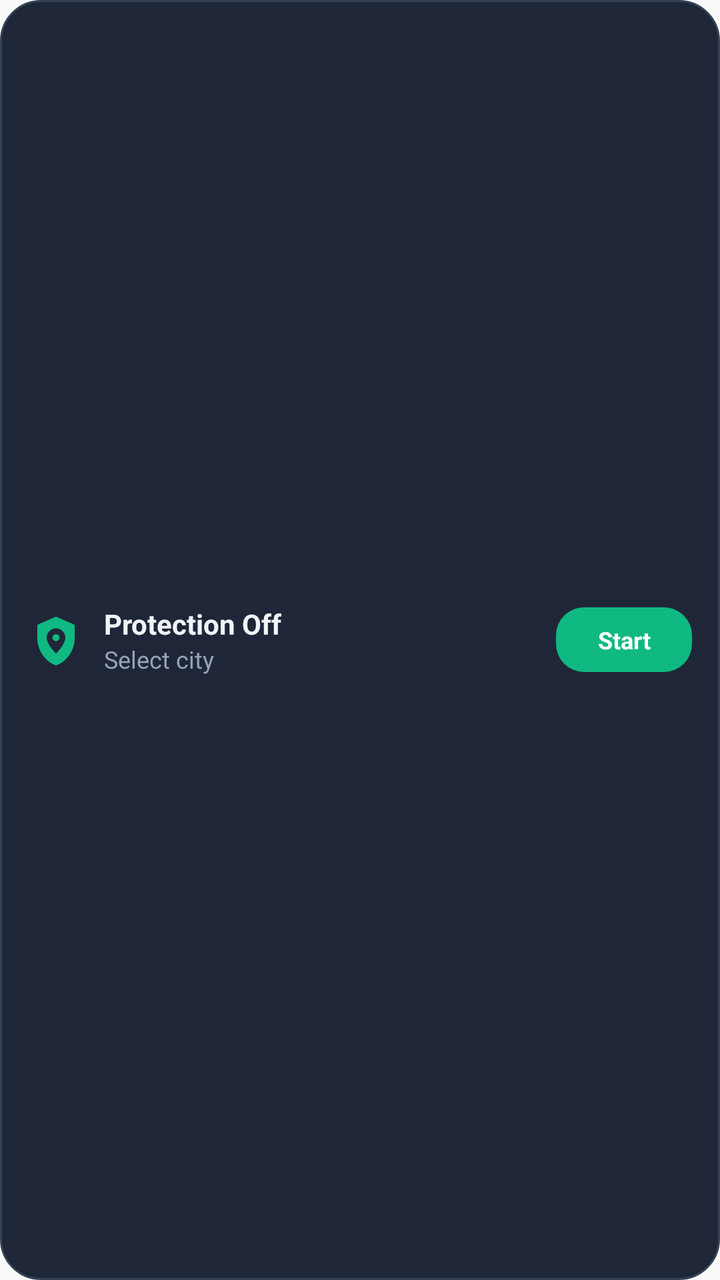
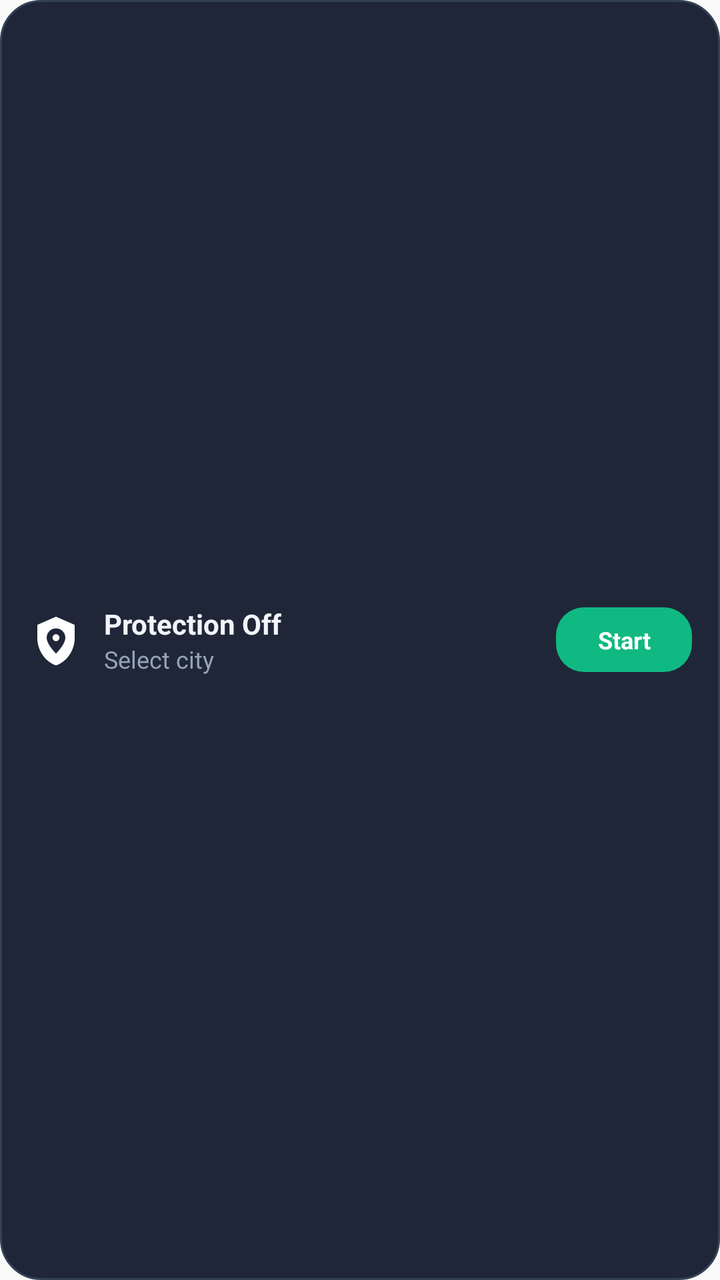

An Android layout rendered at two revisions. The XML below is the earlier revision; the diff shows what the commit changed to produce the second picture.
<!-- AndroidManifest.xml: application theme Theme.NotreMock -->
<!-- res/layout/widget_notremock.xml -->
<?xml version="1.0" encoding="utf-8"?>
<LinearLayout xmlns:android="http://schemas.android.com/apk/res/android"
    android:id="@+id/widget_root"
    android:layout_width="match_parent"
    android:layout_height="match_parent"
    android:background="@drawable/widget_bg"
    android:gravity="center_vertical"
    android:orientation="horizontal"
    android:paddingStart="14dp"
    android:paddingEnd="14dp"
    android:paddingTop="10dp"
    android:paddingBottom="10dp">

    <ImageView
        android:id="@+id/widget_icon"
        android:layout_width="28dp"
        android:layout_height="28dp"
        android:contentDescription="@string/app_name"
        android:src="@drawable/ic_shield_pin"
        android:tint="#10B981" />

    <LinearLayout
        android:layout_width="0dp"
        android:layout_height="wrap_content"
        android:layout_marginStart="10dp"
        android:layout_marginEnd="10dp"
        android:layout_weight="1"
        android:orientation="vertical">

        <TextView
            android:id="@+id/widget_status"
            android:layout_width="wrap_content"
            android:layout_height="wrap_content"
            android:ellipsize="end"
            android:maxLines="1"
            android:text="@string/status_inactive"
            android:textColor="#F1F5F9"
            android:textSize="14sp"
            android:textStyle="bold" />

        <TextView
            android:id="@+id/widget_city"
            android:layout_width="wrap_content"
            android:layout_height="wrap_content"
            android:ellipsize="end"
            android:maxLines="1"
            android:text="@string/widget_city_placeholder"
            android:textColor="#94A3B8"
            android:textSize="12sp" />
    </LinearLayout>

    <TextView
        android:id="@+id/widget_toggle_btn"
        android:layout_width="wrap_content"
        android:layout_height="wrap_content"
        android:background="@drawable/widget_btn_start"
        android:gravity="center"
        android:minWidth="68dp"
        android:paddingStart="12dp"
        android:paddingEnd="12dp"
        android:paddingTop="8dp"
        android:paddingBottom="8dp"
        android:text="@string/widget_start"
        android:textColor="#FFFFFF"
        android:textSize="12sp"
        android:textStyle="bold" />

</LinearLayout>
<!-- resources referenced by this layout -->
<resources>
  <!-- drawable ic_shield_pin (drawable) -->
  <?xml version="1.0" encoding="utf-8"?>
  <vector xmlns:android="http://schemas.android.com/apk/res/android"
      android:width="24dp"
      android:height="24dp"
      android:viewportWidth="24"
      android:viewportHeight="24">
      <path
          android:fillColor="#FFFFFF"
          android:pathData="M12,2L4,5.5V11.2C4,16.5 7.4,21.3 12,22.9C16.6,21.3 20,16.5 20,11.2V5.5L12,2ZM12,7C14.2,7 16,8.8 16,11C16,13.9 12,17.8 12,17.8C12,17.8 8,13.9 8,11C8,8.8 9.8,7 12,7ZM12,9.5A1.5,1.5 0 1,0 12,12.5A1.5,1.5 0 1,0 12,9.5Z" />
  </vector>
  <!-- drawable widget_bg (drawable) -->
  <?xml version="1.0" encoding="utf-8"?>
  <shape xmlns:android="http://schemas.android.com/apk/res/android"
      android:shape="rectangle">
      <solid android:color="#EE0F172A" />
      <corners android:radius="20dp" />
      <stroke
          android:width="1dp"
          android:color="#334155" />
  </shape>
  <!-- drawable widget_btn_start (drawable) -->
  <?xml version="1.0" encoding="utf-8"?>
  <shape xmlns:android="http://schemas.android.com/apk/res/android"
      android:shape="rectangle">
      <solid android:color="#10B981" />
      <corners android:radius="14dp" />
  </shape>
  <string name="app_name">NotreMock</string>
  <string name="status_inactive">Protection Off</string>
  <string name="widget_city_placeholder">Select city</string>
  <string name="widget_start">Start</string>
  <style name="Theme.NotreMock" parent="Theme.AppCompat.DayNight.NoActionBar">
          <item name="android:statusBarColor">@android:color/transparent</item>
          <item name="android:navigationBarColor">@android:color/transparent</item>
      </style>
</resources>

<!-- the commit's change to res/layout/widget_notremock.xml (unified diff, before → after) -->
@@ -16,8 +16,7 @@
         android:layout_width="28dp"
         android:layout_height="28dp"
         android:contentDescription="@string/app_name"
-        android:src="@drawable/ic_shield_pin"
-        android:tint="#10B981" />
+        android:src="@drawable/ic_shield_pin" />
 
     <LinearLayout
         android:layout_width="0dp"
